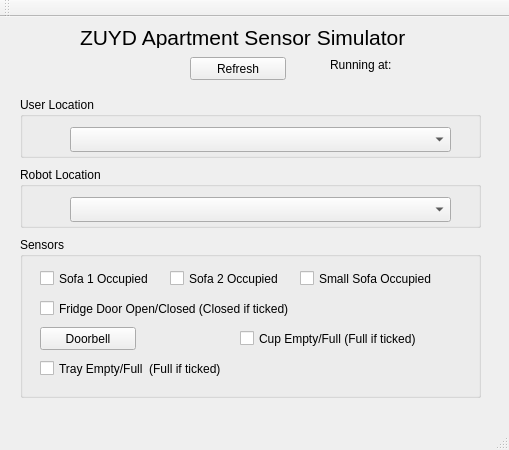
ipa320/accompany, file SensorSim/mainwindow.ui: the form before one commit.
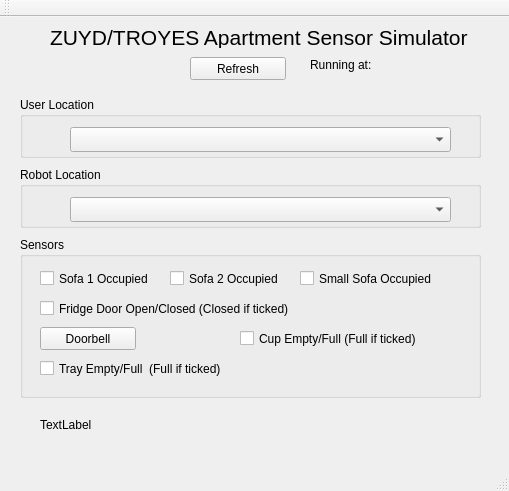
The form after the commit.

The edit to the form file:
```diff
--- a/SensorSim/mainwindow.ui
+++ b/SensorSim/mainwindow.ui
@@ -7,7 +7,7 @@
     <x>0</x>
     <y>0</y>
     <width>509</width>
-    <height>450</height>
+    <height>491</height>
    </rect>
   </property>
   <property name="windowTitle">
@@ -206,9 +206,9 @@
    <widget class="QLabel" name="label_3">
     <property name="geometry">
      <rect>
-      <x>80</x>
+      <x>50</x>
       <y>10</y>
-      <width>351</width>
+      <width>421</width>
       <height>21</height>
      </rect>
     </property>
@@ -218,13 +218,13 @@
      </font>
     </property>
     <property name="text">
-     <string>ZUYD Apartment Sensor Simulator</string>
+     <string>ZUYD/TROYES Apartment Sensor Simulator</string>
     </property>
    </widget>
    <widget class="QLabel" name="label_4">
     <property name="geometry">
      <rect>
-      <x>330</x>
+      <x>310</x>
       <y>40</y>
       <width>71</width>
       <height>16</height>
@@ -247,6 +247,19 @@
      <string/>
     </property>
    </widget>
+   <widget class="QLabel" name="label">
+    <property name="geometry">
+     <rect>
+      <x>40</x>
+      <y>400</y>
+      <width>421</width>
+      <height>16</height>
+     </rect>
+    </property>
+    <property name="text">
+     <string>TextLabel</string>
+    </property>
+   </widget>
   </widget>
   <widget class="QMenuBar" name="menuBar">
    <property name="geometry">
```
